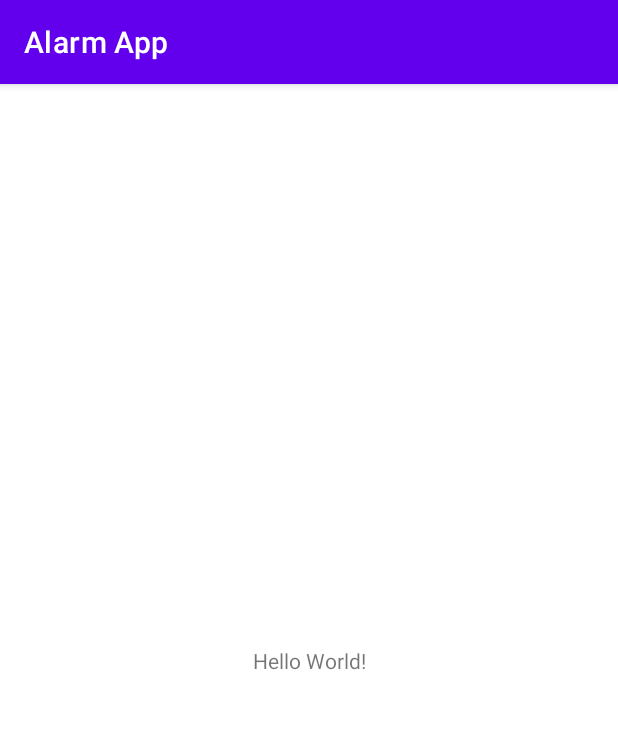
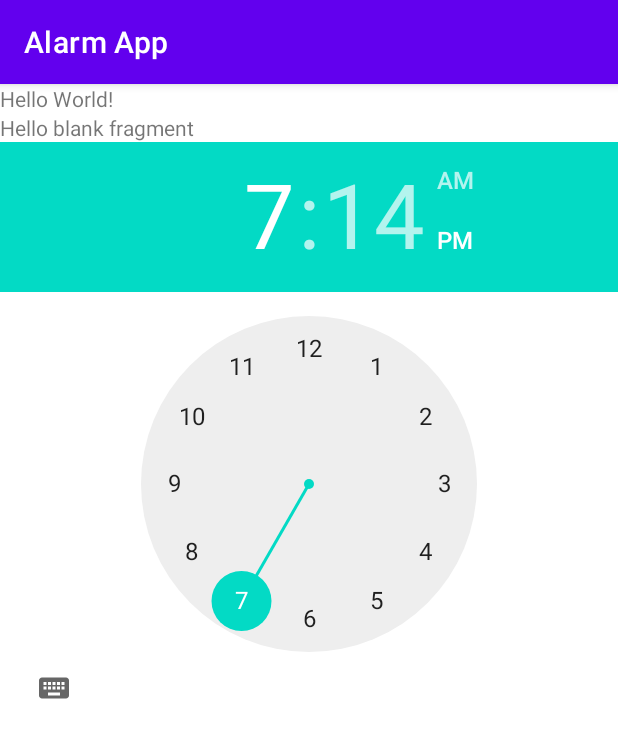
Before and after one commit to Vishesh20155/Mobile-Computing, an Android app: the screen it shows after launch (MainActivity), on a phone screen of 412 x 824 dp. Shown: the top 738 px of the screen. Run offline under Robolectric (Android 15) with nearby library versions, the phone set to English and light mode, and no system bars.

Commit message:
Added TimePicker and fragment

```diff
--- a/app/build.gradle
+++ b/app/build.gradle
@@ -38,6 +38,7 @@ dependencies {
     implementation 'androidx.appcompat:appcompat:1.6.0'
     implementation 'com.google.android.material:material:1.8.0'
     implementation 'androidx.constraintlayout:constraintlayout:2.1.4'
+    implementation 'androidx.fragment:fragment-ktx:1.5.5'
     testImplementation 'junit:junit:4.13.2'
     androidTestImplementation 'androidx.test.ext:junit:1.1.5'
     androidTestImplementation 'androidx.test.espresso:espresso-core:3.5.1'
--- /dev/null
+++ b/app/src/main/java/com/example/alarmapp/AlarmsFragment.kt
@@ -0,0 +1,59 @@
+package com.example.alarmapp
+
+import android.os.Bundle
+import androidx.fragment.app.Fragment
+import android.view.LayoutInflater
+import android.view.View
+import android.view.ViewGroup
+
+// TODO: Rename parameter arguments, choose names that match
+// the fragment initialization parameters, e.g. ARG_ITEM_NUMBER
+private const val ARG_PARAM1 = "param1"
+private const val ARG_PARAM2 = "param2"
+
+/**
+ * A simple [Fragment] subclass.
+ * Use the [AlarmsFragment.newInstance] factory method to
+ * create an instance of this fragment.
+ */
+class AlarmsFragment : Fragment() {
+    // TODO: Rename and change types of parameters
+    private var param1: String? = null
+    private var param2: String? = null
+
+    override fun onCreate(savedInstanceState: Bundle?) {
+        super.onCreate(savedInstanceState)
+        arguments?.let {
+            param1 = it.getString(ARG_PARAM1)
+            param2 = it.getString(ARG_PARAM2)
+        }
+    }
+
+    override fun onCreateView(
+        inflater: LayoutInflater, container: ViewGroup?,
+        savedInstanceState: Bundle?
+    ): View? {
+        // Inflate the layout for this fragment
+        return inflater.inflate(R.layout.fragment_alarms, container, false)
+    }
+
+    companion object {
+        /**
+         * Use this factory method to create a new instance of
+         * this fragment using the provided parameters.
+         *
+         * @param param1 Parameter 1.
+         * @param param2 Parameter 2.
+         * @return A new instance of fragment AlarmsFragment.
+         */
+        // TODO: Rename and change types and number of parameters
+        @JvmStatic
+        fun newInstance(param1: String, param2: String) =
+            AlarmsFragment().apply {
+                arguments = Bundle().apply {
+                    putString(ARG_PARAM1, param1)
+                    putString(ARG_PARAM2, param2)
+                }
+            }
+    }
+}
--- a/app/src/main/res/layout/activity_main.xml
+++ b/app/src/main/res/layout/activity_main.xml
@@ -1,18 +1,22 @@
 <?xml version="1.0" encoding="utf-8"?>
-<androidx.constraintlayout.widget.ConstraintLayout xmlns:android="http://schemas.android.com/apk/res/android"
+<LinearLayout xmlns:android="http://schemas.android.com/apk/res/android"
     xmlns:app="http://schemas.android.com/apk/res-auto"
     xmlns:tools="http://schemas.android.com/tools"
     android:layout_width="match_parent"
     android:layout_height="match_parent"
+    android:orientation="vertical"
     tools:context=".MainActivity">
 
     <TextView
         android:layout_width="wrap_content"
         android:layout_height="wrap_content"
-        android:text="Hello World!"
-        app:layout_constraintBottom_toBottomOf="parent"
-        app:layout_constraintEnd_toEndOf="parent"
-        app:layout_constraintStart_toStartOf="parent"
-        app:layout_constraintTop_toTopOf="parent" />
+        android:text="Hello World!" />
 
-</androidx.constraintlayout.widget.ConstraintLayout>
+    <androidx.fragment.app.FragmentContainerView
+        android:id="@+id/fragmentContainerView"
+        android:name="com.example.alarmapp.AlarmsFragment"
+        android:layout_width="match_parent"
+        android:layout_height="match_parent"
+        tools:layout="@layout/fragment_alarms" />
+
+</LinearLayout>
--- /dev/null
+++ b/app/src/main/res/layout/fragment_alarms.xml
@@ -0,0 +1,19 @@
+<?xml version="1.0" encoding="utf-8"?>
+<LinearLayout xmlns:android="http://schemas.android.com/apk/res/android"
+    xmlns:tools="http://schemas.android.com/tools"
+    android:layout_width="match_parent"
+    android:layout_height="match_parent"
+    android:orientation="vertical"
+    tools:context=".AlarmsFragment">
+
+    <!-- TODO: Update blank fragment layout -->
+    <TextView
+        android:layout_width="match_parent"
+        android:layout_height="wrap_content"
+        android:text="@string/hello_blank_fragment" />
+
+    <TimePicker
+        android:layout_width="wrap_content"
+        android:layout_height="wrap_content" />
+
+</LinearLayout>
--- a/app/src/main/res/values/strings.xml
+++ b/app/src/main/res/values/strings.xml
@@ -1,3 +1,5 @@
 <resources>
     <string name="app_name">Alarm App</string>
+    <!-- TODO: Remove or change this placeholder text -->
+    <string name="hello_blank_fragment">Hello blank fragment</string>
 </resources>
```
